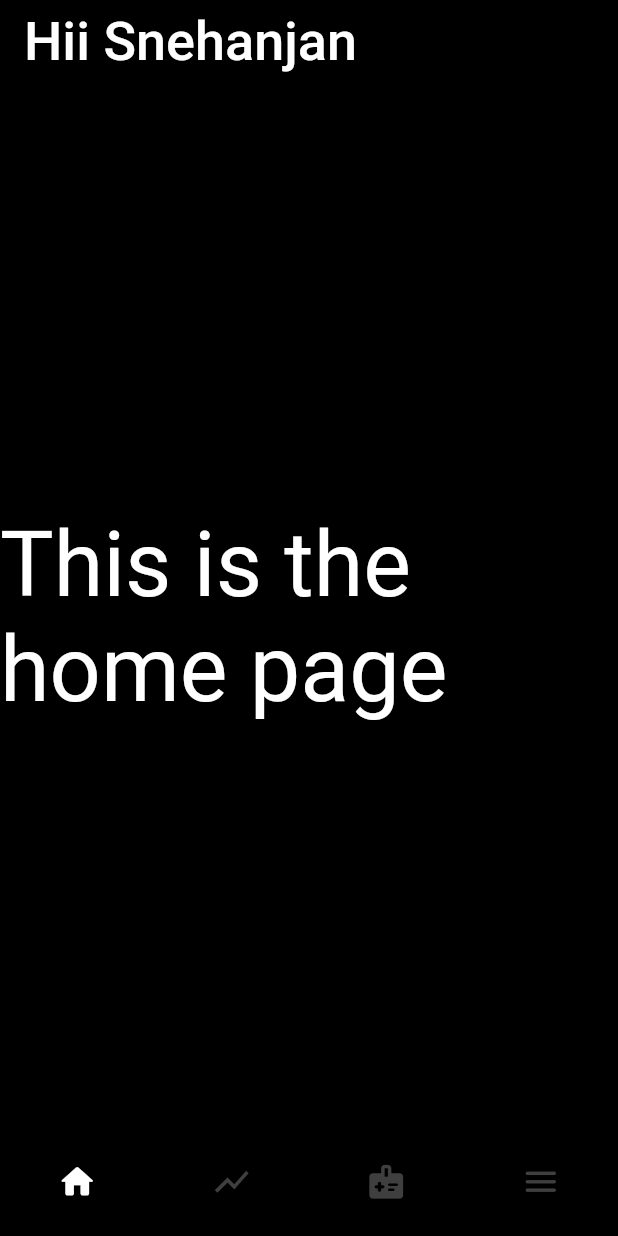
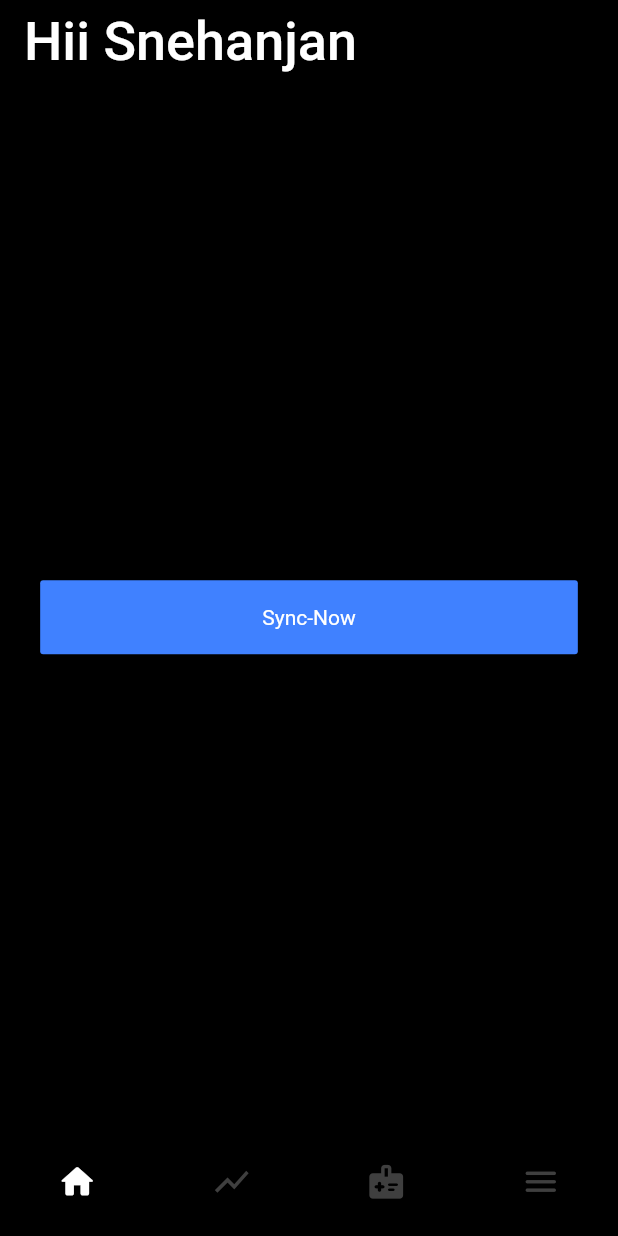
Before and after one commit to tanmoysrt/optum_hackathon_flutter_front, a Flutter app: the screen it shows after launch, on a phone screen of 412 x 824 dp. Run offline on Flutter 3.47's test engine with Material 2 defaults, Android fonts, the phone set to English and light mode, and no system bars; Roboto replaces fonts that are missing (Rounded).

```diff
--- a/lib/Pages/home.dart
+++ b/lib/Pages/home.dart
@@ -1,17 +1,19 @@
 import 'package:flutter/material.dart';
+import 'package:optum_hackathon/components/button.dart';
+import 'package:optum_hackathon/components/horizontal_card.dart';
 
 class HomePage extends StatelessWidget {
 
-
+// have to use thsi container with inkwell to insert button functions
   @override
   Widget build(BuildContext context) {
-    return const Scaffold(
+    double buttonWidth = MediaQuery.of(context).size.width*0.87;
+    double buttonHeight = MediaQuery.of(context).size.height*0.06;
+
+    return  Scaffold(
       body: Center(
-          child: Text(
-            "This is the home page",
-            style:
-            TextStyle(fontFamily: 'Rounded', fontSize: 60, color: Colors.white),
-          )),
+        child: buttonMulti(textInside: 'Sync-Now',)
+      ),
     );
   }
 }
--- /dev/null
+++ b/lib/components/button.dart
@@ -0,0 +1,23 @@
+import 'package:flutter/cupertino.dart';
+import 'package:flutter/material.dart';
+
+class buttonMulti extends StatelessWidget {
+  String textInside;
+  buttonMulti({required this.textInside});
+
+  @override
+  Widget build(BuildContext context) {
+    double buttonWidth = MediaQuery.of(context).size.width*0.87;
+    double buttonHeight = MediaQuery.of(context).size.height*0.06;
+    return Container(
+      decoration: const BoxDecoration(
+        borderRadius: BorderRadius.all(Radius.circular(2),),
+        color: Color(0xff4081FF),
+      ),
+
+      height: buttonHeight,
+      width: buttonWidth,
+      child: Center(child: Text(textInside,style: TextStyle(fontFamily: 'Rounded',color: Colors.white,fontSize: 14),),),
+    );
+  }
+}
```
Also changed, not shown: lib/components/horizontal_card.dart (added, +52 -0 lines), pubspec.yaml (+5 -4 lines), assets/images/Group5.svg (added), assets/images/Group6.svg (added), assets/images/ball.png (added), assets/images/sleep-two.png (added), assets/images/unevenwavyLine.png (added), assets/images/wavyline.png (added), lib/components/input_box.dart (added), lib/components/small_square_card.dart (added), lib/components/vertical_card.dart (added).
